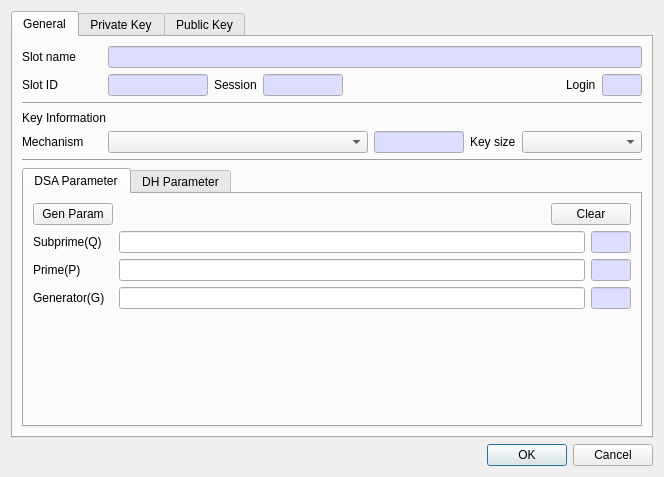
This is CryptokiMan/gen_key_pair_dlg.ui in jykim74/CryptokiMan as Qt 5 draws it before an edit. The edited form follows.
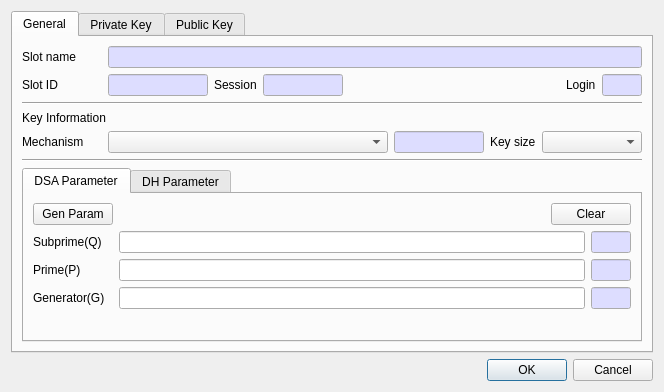
This is the edited form. The open tabs and pages were chosen to show the change.

What changed in the file:
```diff
--- a/CryptokiMan/gen_key_pair_dlg.ui
+++ b/CryptokiMan/gen_key_pair_dlg.ui
@@ -7,7 +7,7 @@
     <x>0</x>
     <y>0</y>
     <width>664</width>
-    <height>477</height>
+    <height>392</height>
    </rect>
   </property>
   <property name="windowTitle">
@@ -304,7 +304,7 @@
           <widget class="QComboBox" name="mOptionCombo">
            <property name="minimumSize">
             <size>
-             <width>120</width>
+             <width>100</width>
              <height>0</height>
             </size>
            </property>
```
Left out of the diff: 2 changed lines with no effect on the pictures.
